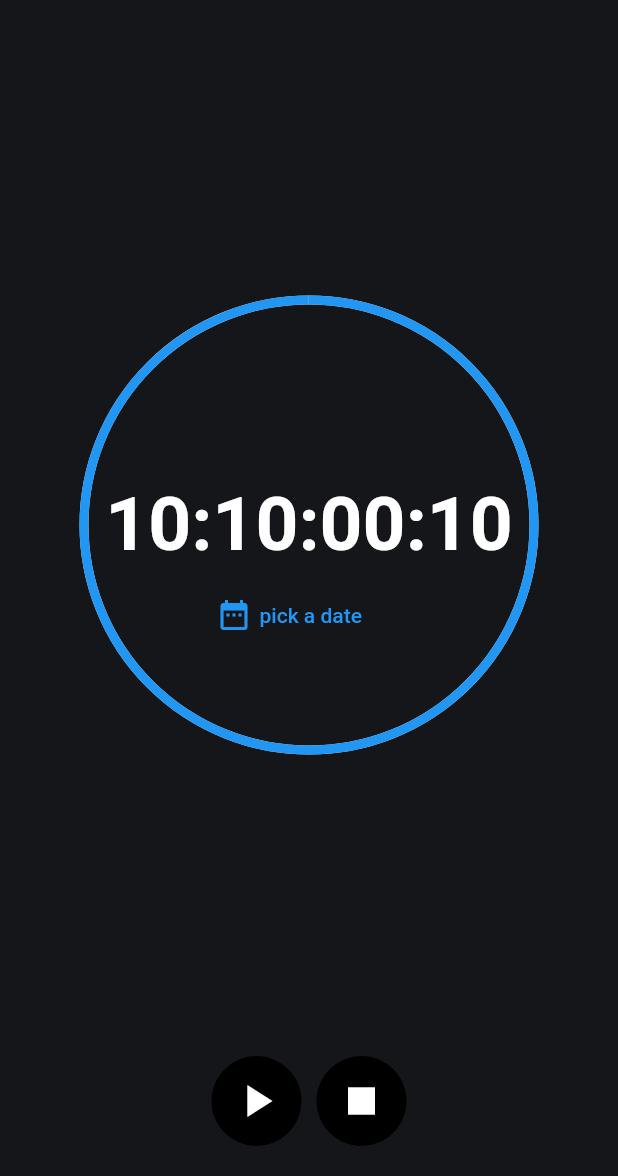
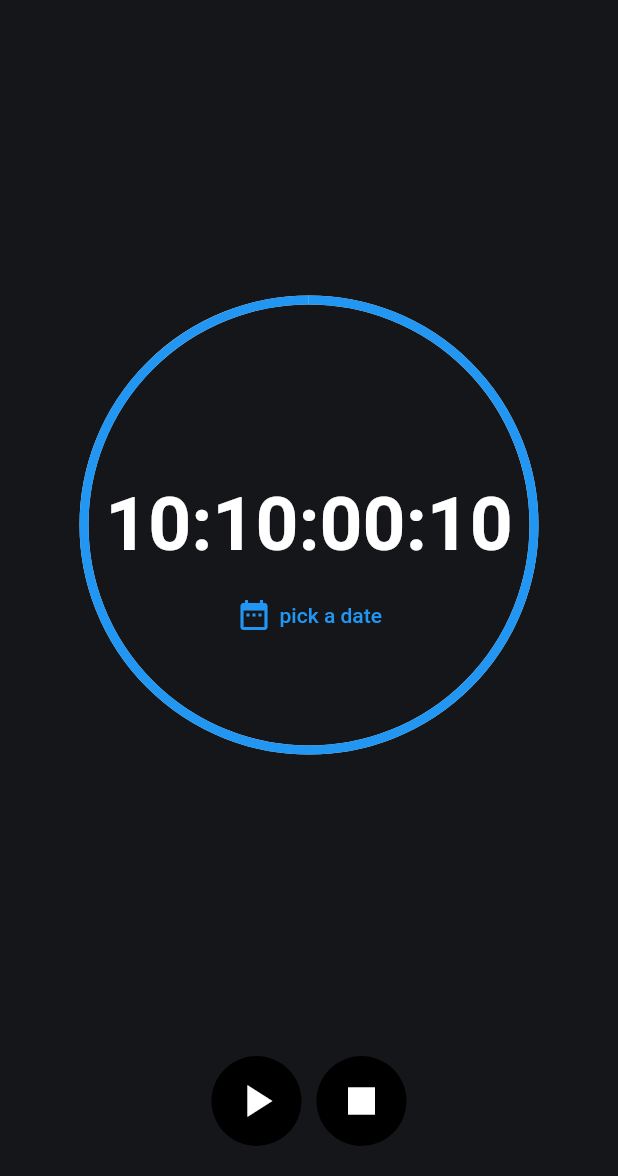
Before and after one commit to John-Daniels/flutter_countdown_app, a Flutter app: the screen it shows after launch, on a phone screen of 412 x 824 dp, the part 60-1236 px from its top. Run offline on Flutter 3.47's test engine with Material 2 defaults, Android fonts, the phone set to English and light mode, and no system bars; our stand-ins replace shared_preferences; missing offline and left inert: flutter_ringtone_player.

Commit message:
first commit, -- added: datetimerange picker feature - added pick text button

```diff
--- a/lib/views/countdown-page.dart
+++ b/lib/views/countdown-page.dart
@@ -174,10 +174,11 @@ class _CountdownPageState extends State<CountdownPage>
                 Padding(
                   padding: const EdgeInsets.only(top: 120),
                   child: Container(
-                    width: 140,
+                    width: 130,
                     child: TextButton(
                       onPressed: showMyDateRangePicker,
                       child: Row(
+                        mainAxisAlignment: MainAxisAlignment.center,
                         children: [
                           Icon(Icons.date_range),
                           SizedBox(
```
